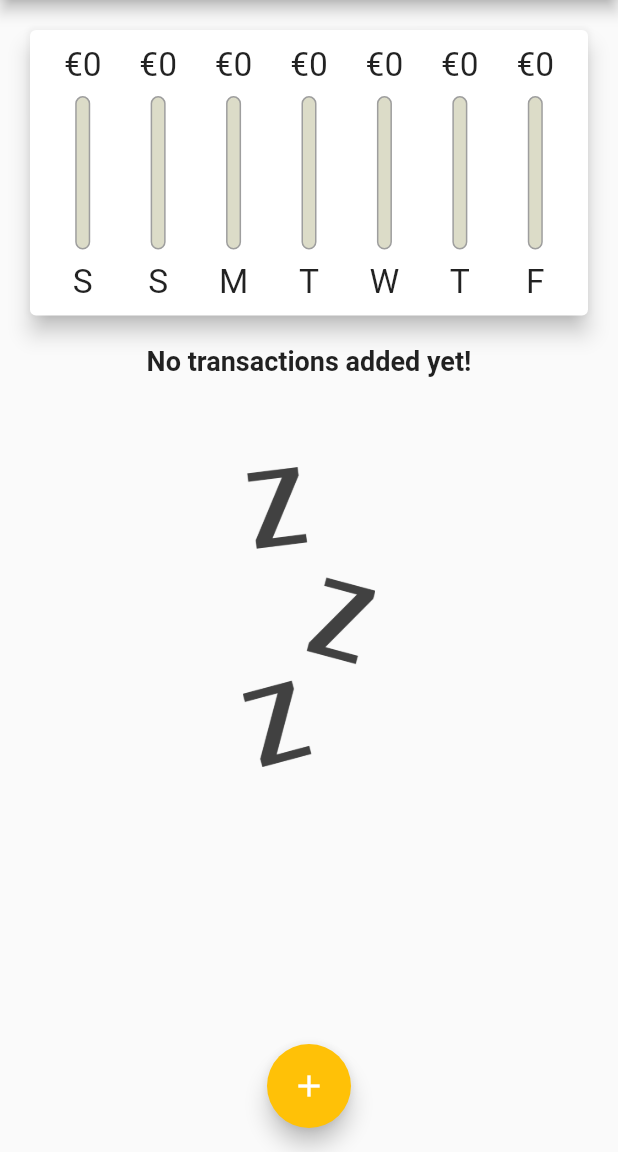
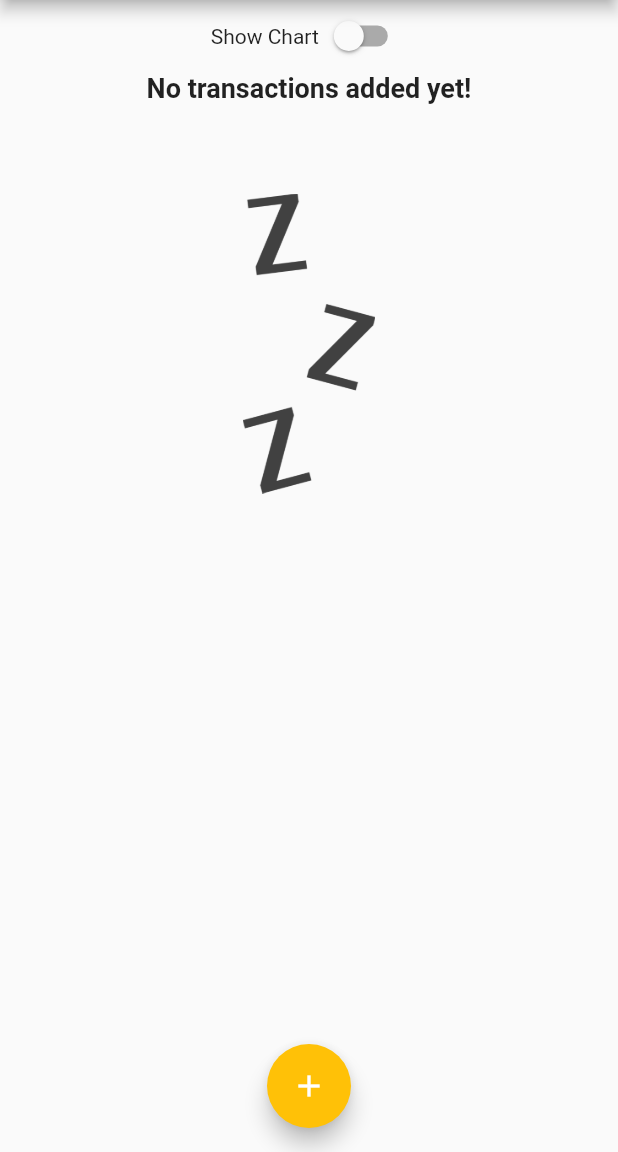
Before and after one commit to stevematdavies/flutter_psa, a Flutter app: the screen it shows after launch, on a phone screen of 412 x 824 dp, the part 84-1236 px from its top. Run offline on Flutter 3.47's test engine with Material 2 defaults, Android fonts, the phone set to English and light mode, and no system bars; Roboto replaces fonts that are missing (OpenSans).

Commit message:
Showing or hiding the chart switch

```diff
--- a/lib/main.dart
+++ b/lib/main.dart
@@ -42,8 +42,10 @@ class MyHomePage extends StatefulWidget {
   @override
   State<MyHomePage> createState() => _MyHomePageState();
 }
+
 class _MyHomePageState extends State<MyHomePage> {
   final List<Transaction> _userTransactions = [];
+  bool _isChartShown = false;
 
   void _addNewTransaction(String txTitle, double txAmt, DateTime txDate) {
     setState(() {
@@ -55,7 +57,7 @@ class _MyHomePageState extends State<MyHomePage> {
     });
   }
 
-  void _deleteTransaction(String txId){
+  void _deleteTransaction(String txId) {
     setState(() {
       _userTransactions.removeWhere((t) => t.id == txId);
     });
@@ -79,7 +81,6 @@ class _MyHomePageState extends State<MyHomePage> {
 
   @override
   Widget build(BuildContext context) {
-
     final appBar = AppBar(
       actions: <Widget>[
         IconButton(
@@ -96,13 +97,34 @@ class _MyHomePageState extends State<MyHomePage> {
         child: Column(
           crossAxisAlignment: CrossAxisAlignment.stretch,
           children: <Widget>[
-           SizedBox(
-              height: (MediaQuery.of(context).size.height - appBar.preferredSize.height - MediaQuery.of(context).padding.top) * 0.3,
-              child: Chart(_recentTransactions),
+            Row(
+              mainAxisAlignment: MainAxisAlignment.center,
+              children: [
+                const Text("Show Chart"),
+                Switch(
+                  value: _isChartShown,
+                  onChanged: (v) {
+                    setState(() {
+                      _isChartShown = v;
+                    });
+                  },
                 ),
-            SizedBox(
-              height: (MediaQuery.of(context).size.height - appBar.preferredSize.height  - MediaQuery.of(context).padding.top) * 0.7,
-              child: TransactionList(_userTransactions, _deleteTransaction))
+              ],
+            ),
+            _isChartShown
+                ? SizedBox(
+                    height: (MediaQuery.of(context).size.height -
+                            appBar.preferredSize.height -
+                            MediaQuery.of(context).padding.top) *
+                        0.3,
+                    child: Chart(_recentTransactions))
+                : SizedBox(
+                    height: (MediaQuery.of(context).size.height -
+                            appBar.preferredSize.height -
+                            MediaQuery.of(context).padding.top) *
+                        0.7,
+                    child:
+                        TransactionList(_userTransactions, _deleteTransaction))
           ],
         ),
       ),
```
Lines whose indentation alone changed are shown as unchanged.
